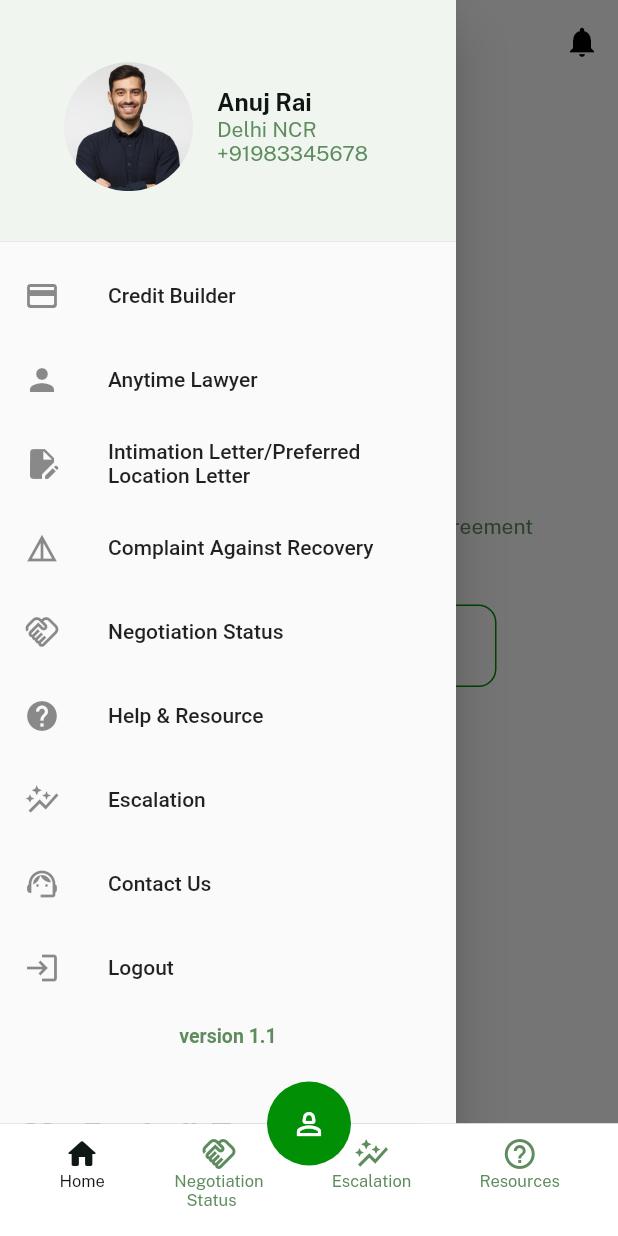
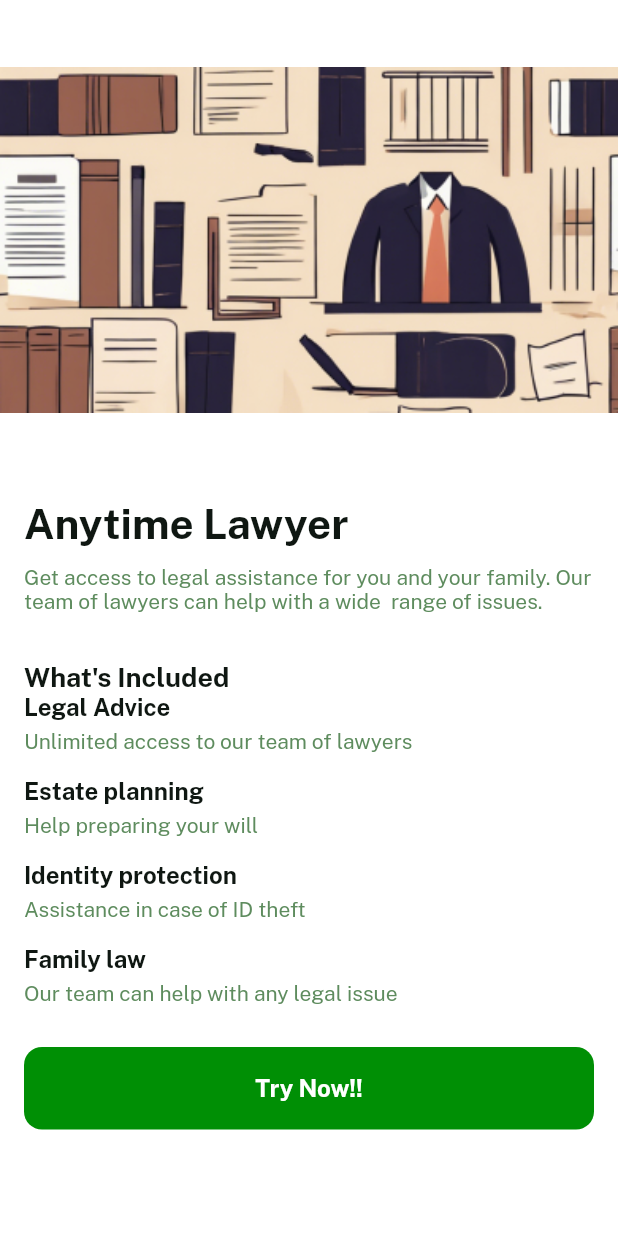
Before and after one commit to Anuj-Rai12/settle_loan, a Flutter app: the MainActivity screen opened by its route, in the side drawer, after a tap on "Anytime Lawyer", on a phone screen of 412 x 824 dp. Run offline on Flutter 3.47's test engine with Material 2 defaults, Android fonts, the phone set to English and light mode, and no system bars; our stand-ins replace percent_indicator.

Commit message:
Added the AnyTimeLawyer.dart screen status:Successfully

```diff
--- /dev/null
+++ b/lib/domain/model/AnyTimeLaywerModel.dart
@@ -0,0 +1,16 @@
+class AnyTimeLawyerModel {
+  String title;
+  String desc;
+
+  AnyTimeLawyerModel({
+    required this.desc,
+    required this.title
+  });
+
+  static List<AnyTimeLawyerModel> ls=[
+    AnyTimeLawyerModel(desc: "Unlimited access to our team of lawyers", title: "Legal Advice"),
+    AnyTimeLawyerModel(desc: "Help preparing your will", title: "Estate planning"),
+    AnyTimeLawyerModel(desc: "Assistance in case of ID theft", title: "Identity protection"),
+    AnyTimeLawyerModel(desc: "Our team can help with any legal issue", title: "Family law"),
+  ];
+}
--- a/lib/main.dart
+++ b/lib/main.dart
@@ -1,5 +1,6 @@
 import 'package:flutter/material.dart';
 import 'package:flutter/services.dart';
+import 'package:loansettle/presentaion/ui/AnyTimeLawyer.dart';
 import 'package:loansettle/presentaion/ui/AppGoToScreen.dart';
 import 'package:loansettle/presentaion/ui/ComplaintAgainstRecoveryAgent.dart';
 import 'package:loansettle/presentaion/ui/ContactUsScreen.dart';
@@ -35,8 +36,7 @@ Future<void> main() async {
   await SystemChrome.setPreferredOrientations([
     DeviceOrientation.portraitUp,
   ]);
-  runApp(
-   MaterialApp(
+  runApp(MaterialApp(
     theme: ThemeData(
       primarySwatch: myCustomColor,
       brightness: Brightness.light,
@@ -53,14 +53,16 @@ Future<void> main() async {
       "/goTOScreen": (context) => const AppGoToScreen(),
       "/loginScreen": (context) => const LoginScreen(),
       "/forgetPassword": (context) => const ForgetPasswordScreen(),
-      "/homeScreen" :(context)=> const HomeScreen(),
-      "/myLawyerScreen" :(context)=> const MyLawyerScreen(),
-      "/MainActivity" :(context)=> const MainActivity(),
-      "/contactUs" :(context)=> const ContactUsScreen(),
-      "/complaintAgainstOfficer" :(context)=> const ComplaintAgainstRecoveryAgent(),
-      "/intimationDoc" :(context)=> const  IntimationDocument(),
-      "/escalation" :(context)=> const  EscalationScreen(),
-      "/ciblScore" :(context)=> const  IncreaseCIBLScore(),
+      "/homeScreen": (context) => const HomeScreen(),
+      "/myLawyerScreen": (context) => const MyLawyerScreen(),
+      "/MainActivity": (context) => const MainActivity(),
+      "/contactUs": (context) => const ContactUsScreen(),
+      "/complaintAgainstOfficer": (context) =>
+          const ComplaintAgainstRecoveryAgent(),
+      "/intimationDoc": (context) => const IntimationDocument(),
+      "/escalation": (context) => const EscalationScreen(),
+      "/ciblScore": (context) => const IncreaseCIBLScore(),
+      "/anyTimeLawyer": (context) => const AnyTimeLawyer(),
     },
   ));
 }
--- /dev/null
+++ b/lib/presentaion/ui/AnyTimeLawyer.dart
@@ -0,0 +1,92 @@
+import 'package:flutter/material.dart';
+import 'package:loansettle/values/res/Resources.dart';
+import '../../domain/model/AnyTimeLaywerModel.dart';
+import '../../utils/FilesUtils.dart';
+import '../../values/color/Colors.dart';
+import '../../values/fonts/Fonts.dart';
+import 'adaptor/AnyTimeAdaptor.dart';
+
+class AnyTimeLawyer extends StatefulWidget {
+  const AnyTimeLawyer({super.key});
+
+  @override
+  State<AnyTimeLawyer> createState() => _AnyTimeLawyerState();
+}
+
+class _AnyTimeLawyerState extends State<AnyTimeLawyer> {
+  @override
+  Widget build(BuildContext context) {
+    return Scaffold(
+      backgroundColor: Colors.white,
+      body: SingleChildScrollView(
+        child: Column(
+          children: [
+            Column(
+              crossAxisAlignment: CrossAxisAlignment.start,
+              children: [
+                Image.asset(
+                  anytimeLawyerIMG,
+                  width: MediaQuery.of(context).size.width,
+                  height: 320,
+                  fit: BoxFit.fitWidth,
+                ),
+                Container(
+                  padding: const EdgeInsets.only(left: 16,right: 16,top: 12,bottom: 12),
+                  child: const Text("Anytime Lawyer",
+                      style: TextStyle(
+                        color: Color(textColor),
+                        fontFamily: publicSansBold,
+                        fontSize: 28,
+                      )),
+                ),
+                Container(
+                  padding:
+                      const EdgeInsets.only(left: 16, right: 16, bottom: 16),
+                  child: const Text(
+                      "Get access to legal assistance for you and your family. Our team of lawyers can help with a wide  range of issues.",
+                      style: TextStyle(
+                        color: Color(editTextColor),
+                        fontFamily: publicSansReg,
+                        fontSize: 14,
+                      )
+                  ),
+                ),
+                Container(
+                  padding: const EdgeInsets.only(left: 16,right: 16,top: 16),
+                  child: const Text("What's Included",
+                      style: TextStyle(
+                        color: Color(textColor),
+                        fontFamily: publicSansBold,
+                        fontSize: 18,
+                      )),
+                ),
+                anyTimeAdaptor(AnyTimeLawyerModel.ls,context)
+              ],
+            ),
+            Container(
+              margin:
+                  const EdgeInsets.only(left: 16, right: 16, top: 12, bottom: 12),
+              child: TextButton(
+                  onPressed: () {
+                    debugLogs("text button clicked");
+                  },
+                  style: TextButton.styleFrom(
+                      shape: RoundedRectangleBorder(
+                          borderRadius: BorderRadius.circular(12)),
+                      minimumSize: const Size(double.infinity, 55),
+                      backgroundColor: const Color(buttonColor)),
+                  child: const Text(
+                    "Try Now!!",
+                    style: TextStyle(
+                        fontSize: 16,
+                        fontFamily: publicSansBold,
+                        color: Colors.white),
+                    textAlign: TextAlign.center,
+                  )),
+            )
+          ],
+        ),
+      ),
+    );
+  }
+}
--- a/lib/presentaion/ui/AppGoToScreen.dart
+++ b/lib/presentaion/ui/AppGoToScreen.dart
@@ -35,7 +35,10 @@ class _AppGoToScreenState extends State<AppGoToScreen> {
     return SafeArea(
       child: Scaffold(
           backgroundColor: Colors.white,
-          body: Column(
+          body: Wrap(
+            alignment: WrapAlignment.spaceAround,
+            children: [
+              Column(
                 children: [
                   Align(
                     alignment: Alignment.centerRight,
@@ -55,7 +58,6 @@ class _AppGoToScreenState extends State<AppGoToScreen> {
                   ),
                   SizedBox(
                     height: 550,
-                child: Expanded(
                     child: PageView.builder(
                       itemBuilder: (context, index) {
                         debugLogs("current index $index");
@@ -77,7 +79,6 @@ class _AppGoToScreenState extends State<AppGoToScreen> {
                       },
                     ),
                   ),
-              ),
                   Positioned(
                     top: 20,
                     left: 0,
@@ -93,7 +94,8 @@ class _AppGoToScreenState extends State<AppGoToScreen> {
                         left: 16, right: 16, top: 20, bottom: 12),
                     child: TextButton(
                         onPressed: () {
-                      debugLogs("text button clicked ${_pageNotifier.value}");
+                          debugLogs(
+                              "text button clicked ${_pageNotifier.value}");
                           _pageNotifier.value = _pageNotifier.value + 1;
                           if (_currentBtn.value == "Get Started") {
                             context.goToNextScreenPopUp("/MainActivity");
@@ -123,6 +125,8 @@ class _AppGoToScreenState extends State<AppGoToScreen> {
                         )),
                   )
                 ],
+              )
+            ],
           )),
     );
   }
--- a/lib/presentaion/ui/MainActvitiy.dart
+++ b/lib/presentaion/ui/MainActvitiy.dart
@@ -39,7 +39,7 @@ class _MainActivityState extends State<MainActivity> {
       bottomNavigationBar: buildMyNavBar(context),
       floatingActionButton: FloatingActionButton(
         onPressed: () {
-          context.goToNextScreen("/myLawyerScreen");
+          context.goToNextScreen("/anyTimeLawyer");
         },
         elevation: 0,
         child: const Icon(Icons.person_2_outlined),
--- /dev/null
+++ b/lib/presentaion/ui/adaptor/AnyTimeAdaptor.dart
@@ -0,0 +1,50 @@
+import 'package:flutter/material.dart';
+import 'package:loansettle/domain/model/AnyTimeLaywerModel.dart';
+
+import '../../../values/color/Colors.dart';
+import '../../../values/fonts/Fonts.dart';
+
+Widget anyTimeAdaptor(List<AnyTimeLawyerModel> arr, BuildContext context) {
+  return Column(
+    crossAxisAlignment: CrossAxisAlignment.start,
+    children: [
+      ListView.builder(
+          shrinkWrap: true,
+          physics: const ClampingScrollPhysics(),
+          itemCount: arr.length,
+          itemBuilder: (context, position) {
+            var data = arr[position];
+            return Container(
+              padding: const EdgeInsets.only(
+                  left: 16, right: 16, bottom: 16),
+              child: Wrap(
+                crossAxisAlignment: WrapCrossAlignment.start,
+                children: [
+                  Column(
+                    crossAxisAlignment: CrossAxisAlignment.start,
+                    children: [
+                      Text(data.title,
+                          style: const TextStyle(
+                              fontFamily: publicSansBold,
+                              color: Color(textColor),
+                              fontSize: 16)),
+
+                      Container(
+                        margin: const EdgeInsets.only(top: 5),
+                        child: Text(data.desc,
+                            maxLines: 3,
+                            overflow: TextOverflow.ellipsis,
+                            style: const TextStyle(
+                                fontFamily: publicSansReg,
+                                color: Color(editTextColor),
+                                fontSize: 14)),
+                      )
+                    ],
+                  )
+                ]
+              ),
+            );
+          }),
+    ],
+  );
+}
--- a/lib/values/menu/HomeDrawerMenu.dart
+++ b/lib/values/menu/HomeDrawerMenu.dart
@@ -75,7 +75,10 @@ Drawer homeNavigationDrawer(BuildContext context) {
           title: const Text("Anytime Lawyer"),
           leading: const Icon(Icons.person),
           focusColor: const Color(editTextBg),
-          onTap: () {},
+          onTap: () {
+            Navigator.pop(context);
+            context.goToNextScreen("/anyTimeLawyer");
+          },
         ),
         ListTile(
           title: const Text("Intimation Letter/Preferred Location Letter"),
--- a/lib/values/res/Resources.dart
+++ b/lib/values/res/Resources.dart
@@ -7,3 +7,4 @@ const String walkThroughScreenThree = "assets/images/walk_throught_screen_two.pn
 const String profilePic = "assets/images/delete_me.png";
 const String document1 = "assets/images/documentOne.png";
 const String document2 = "assets/images/documentTwo.png";
+const String anytimeLawyerIMG = "assets/images/anytimelaywer.png";
--- a/pubspec.yaml
+++ b/pubspec.yaml
@@ -80,6 +80,7 @@ flutter:
     - assets/images/delete_me.png
     - assets/images/documentTwo.png
     - assets/images/documentOne.png
+    - assets/images/anytimelaywer.png
 
   # To add assets to your application, add an assets section, like this:
   # assets:
```
Also changed, not shown: assets/images/anytimelaywer.png (added). Lines whose indentation alone changed are shown as unchanged.
